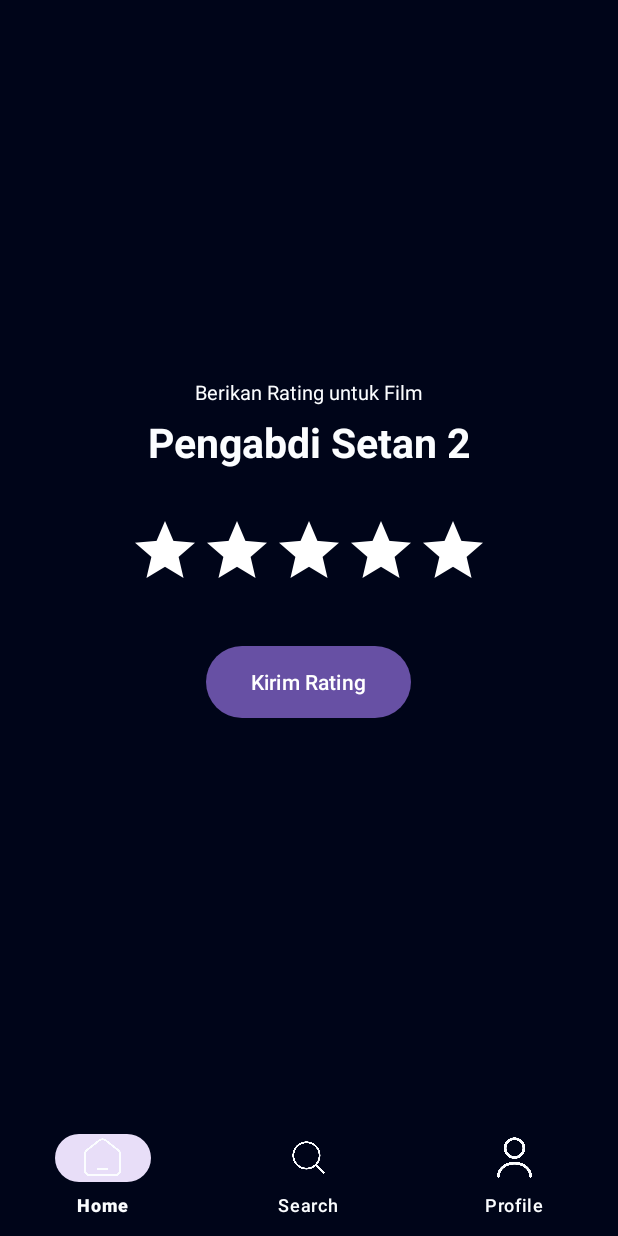
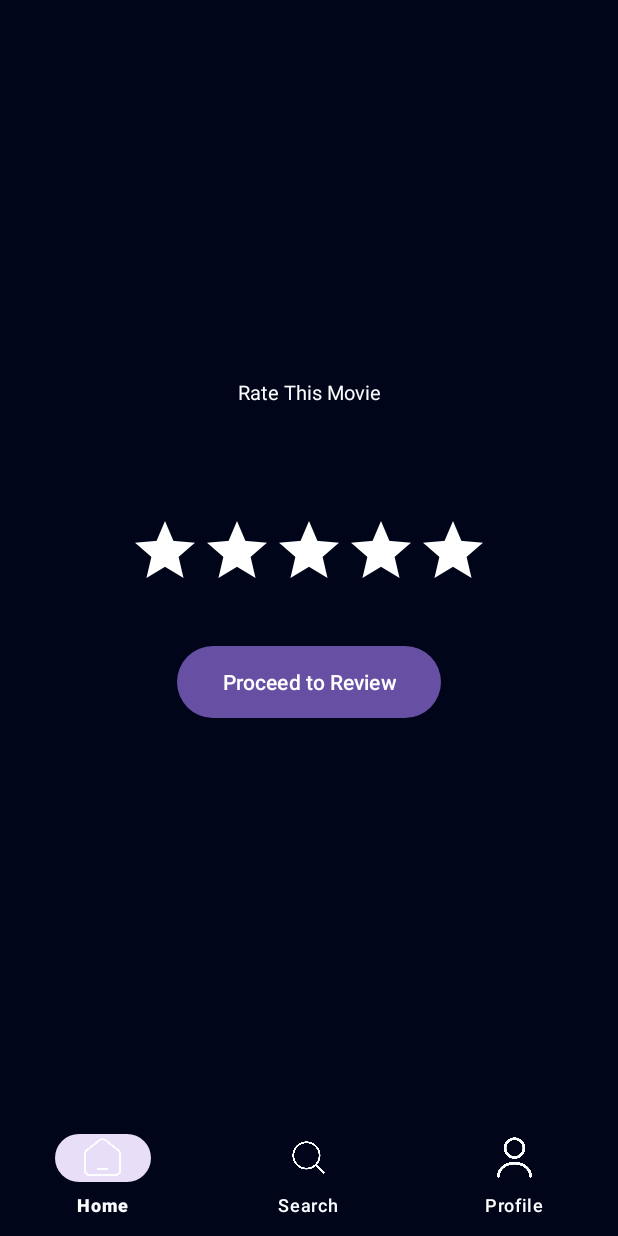
Before and after one commit to MilzamRadifan/project-papb-2024, an Android app: the fragment RatingFragment placed in its activity, on a phone screen of 412 x 824 dp. Run offline under Robolectric (Android 15) with nearby library versions, the phone set to English and light mode, and no system bars; our stand-ins replace Firebase (no records; nobody signed in at launch, a user with empty details on screens opened directly).

Commit message:
[fix] Fix rating and comment

```diff
--- a/app/src/main/java/com/example/tapetrove/Activity/Home/ReviewFragment.java
+++ b/app/src/main/java/com/example/tapetrove/Activity/Home/ReviewFragment.java
@@ -105,10 +105,4 @@ public class ReviewFragment extends Fragment {
     private void showToast(String message) {
         Toast.makeText(requireContext(), message, Toast.LENGTH_SHORT).show();
     }
-
-    private void returnTwice() {
-        FragmentManager fragmentManager = getActivity().getSupportFragmentManager();
-        fragmentManager.popBackStack();
-        fragmentManager.popBackStack();
-    }
 }
--- a/app/src/main/res/layout/fragment_rating.xml
+++ b/app/src/main/res/layout/fragment_rating.xml
@@ -14,7 +14,7 @@
         android:layout_above="@id/tvJudul"
         android:layout_centerHorizontal="true"
         android:layout_marginBottom="5dp"
-        android:text="Berikan Rating untuk Film"
+        android:text="Rate This Movie"
         android:textAlignment="center"
         android:textSize="13dp"
         android:textColor="#fbfdff"
@@ -28,7 +28,7 @@
         android:layout_centerHorizontal="true"
         android:layout_marginBottom="30dp"
         android:textColor="#fbfdff"
-        android:text="Pengabdi Setan 2"
+        android:text=""
         android:textStyle="bold"
         android:textSize="27dp"
         android:textAlignment="center"/>
@@ -52,7 +52,7 @@
         android:layout_marginTop="30dp"
         android:paddingHorizontal="30dp"
         android:background="@drawable/bg_button_white"
-        android:text="Kirim Rating" />
+        android:text="Proceed to Review" />
 
     <Button
         android:id="@+id/btnDeleteRating"
@@ -63,6 +63,6 @@
         android:layout_marginTop="20dp"
         android:paddingHorizontal="30dp"
         android:background="@drawable/bg_button_white"
-        android:text="Hapus Rating"
+        android:text="Delete Review"
         android:visibility="gone" />
 </RelativeLayout>
--- a/app/src/main/res/layout/fragment_review.xml
+++ b/app/src/main/res/layout/fragment_review.xml
@@ -11,7 +11,7 @@
         android:layout_width="327dp"
         android:layout_height="51dp"
         android:ems="10"
-        android:hint="Berikan Komentarmu"
+        android:hint="Give Your Opinion"
         android:textColor="@android:color/white"
         android:textColorHint="@android:color/white"
         android:background="@drawable/bg_edittext"
@@ -29,7 +29,7 @@
         android:textAlignment="center"
         android:textColor="@color/white"
         android:textSize="20dp"
-        android:text="Bagikan Pengalaman Anda \nMenonton Film ini"
+        android:text="Share Your Experience \nWatching This Movie."
         app:layout_constraintBottom_toTopOf="@+id/etReview"
         app:layout_constraintEnd_toEndOf="parent"
         app:layout_constraintStart_toStartOf="parent" />
@@ -38,7 +38,7 @@
         android:id="@+id/btnSubmit"
         android:layout_width="wrap_content"
         android:layout_height="wrap_content"
-        android:text="Kirim Penilaianmu"
+        android:text="Submit Review"
         android:background="@drawable/bg_button_white"
         android:paddingHorizontal="30dp"
         android:layout_marginTop="30dp"
```
Also changed, not shown: app/src/main/java/com/example/tapetrove/Activity/Home/RatingFragment.java (+27 -31 lines).
